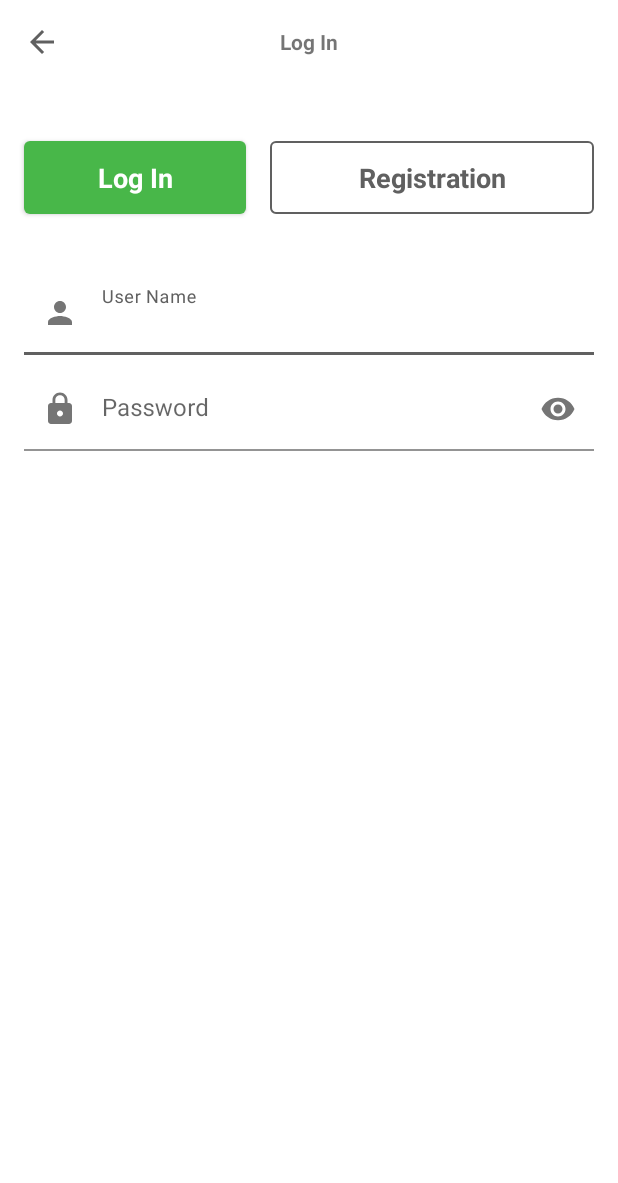
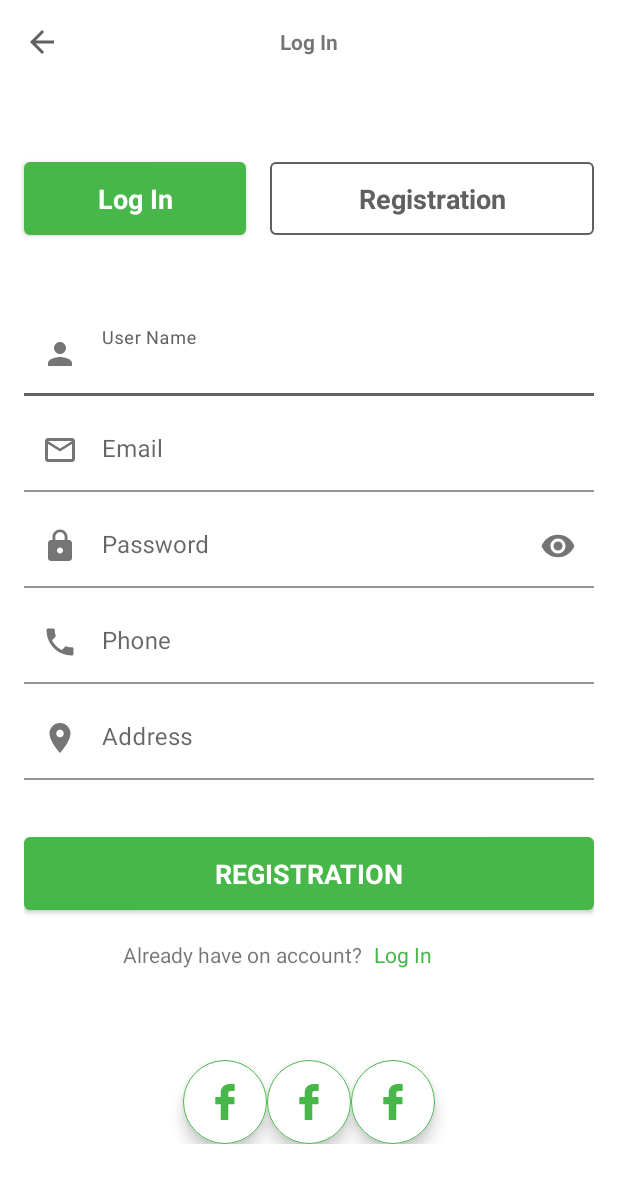
Before and after one commit to anthonylopez15/ecommerce, an Android app: the screen it shows after launch (MainActivity), on a phone screen of 412 x 824 dp. Shown: the top 1183 px of the screen. Run offline under Robolectric (Android 15) with nearby library versions, the phone set to English and light mode, and no system bars.

Commit message:
Finalizando tela de login

```diff
--- /dev/null
+++ b/app/src/main/res/drawable/ic_facebook.xml
@@ -0,0 +1,9 @@
+<vector xmlns:android="http://schemas.android.com/apk/res/android"
+    android:width="96.124dp"
+    android:height="96.123dp"
+    android:viewportWidth="96.124"
+    android:viewportHeight="96.123">
+  <path
+      android:fillColor="@color/colorAccent"
+      android:pathData="M72.089,0.02L59.624,0C45.62,0 36.57,9.285 36.57,23.656v10.907H24.037c-1.083,0 -1.96,0.878 -1.96,1.961v15.803c0,1.083 0.878,1.96 1.96,1.96h12.533v39.876c0,1.083 0.877,1.96 1.96,1.96h16.352c1.083,0 1.96,-0.878 1.96,-1.96V54.287h14.654c1.083,0 1.96,-0.877 1.96,-1.96l0.006,-15.803c0,-0.52 -0.207,-1.018 -0.574,-1.386c-0.367,-0.368 -0.867,-0.575 -1.387,-0.575H56.842v-9.246c0,-4.444 1.059,-6.7 6.848,-6.7l8.397,-0.003c1.082,0 1.959,-0.878 1.959,-1.96V1.98C74.046,0.899 73.17,0.022 72.089,0.02z"/>
+</vector>
--- /dev/null
+++ b/app/src/main/res/drawable/ic_location.xml
@@ -0,0 +1,5 @@
+<vector android:height="24dp" android:tint="#606060"
+    android:viewportHeight="24" android:viewportWidth="24"
+    android:width="24dp" xmlns:android="http://schemas.android.com/apk/res/android">
+    <path android:fillColor="@android:color/white" android:pathData="M12,2C8.13,2 5,5.13 5,9c0,5.25 7,13 7,13s7,-7.75 7,-13c0,-3.87 -3.13,-7 -7,-7zM12,11.5c-1.38,0 -2.5,-1.12 -2.5,-2.5s1.12,-2.5 2.5,-2.5 2.5,1.12 2.5,2.5 -1.12,2.5 -2.5,2.5z"/>
+</vector>
--- /dev/null
+++ b/app/src/main/res/drawable/ic_mail_outline.xml
@@ -0,0 +1,5 @@
+<vector android:height="24dp" android:tint="#606060"
+    android:viewportHeight="24" android:viewportWidth="24"
+    android:width="24dp" xmlns:android="http://schemas.android.com/apk/res/android">
+    <path android:fillColor="@android:color/white" android:pathData="M20,4L4,4c-1.1,0 -1.99,0.9 -1.99,2L2,18c0,1.1 0.9,2 2,2h16c1.1,0 2,-0.9 2,-2L22,6c0,-1.1 -0.9,-2 -2,-2zM20,18L4,18L4,8l8,5 8,-5v10zM12,11L4,6h16l-8,5z"/>
+</vector>
--- /dev/null
+++ b/app/src/main/res/drawable/ic_phone.xml
@@ -0,0 +1,5 @@
+<vector android:height="24dp" android:tint="#606060"
+    android:viewportHeight="24" android:viewportWidth="24"
+    android:width="24dp" xmlns:android="http://schemas.android.com/apk/res/android">
+    <path android:fillColor="@android:color/white" android:pathData="M6.62,10.79c1.44,2.83 3.76,5.14 6.59,6.59l2.2,-2.2c0.27,-0.27 0.67,-0.36 1.02,-0.24 1.12,0.37 2.33,0.57 3.57,0.57 0.55,0 1,0.45 1,1V20c0,0.55 -0.45,1 -1,1 -9.39,0 -17,-7.61 -17,-17 0,-0.55 0.45,-1 1,-1h3.5c0.55,0 1,0.45 1,1 0,1.25 0.2,2.45 0.57,3.57 0.11,0.35 0.03,0.74 -0.25,1.02l-2.2,2.2z"/>
+</vector>
--- /dev/null
+++ b/app/src/main/res/drawable/rounded_button.xml
@@ -0,0 +1,13 @@
+<?xml version="1.0" encoding="utf-8"?>
+<selector xmlns:android="http://schemas.android.com/apk/res/android">
+    <item android:state_pressed="false">
+        <shape android:shape="oval">
+            <solid android:color="#fa09ad"/>
+        </shape>
+    </item>
+    <item android:state_pressed="true">
+        <shape android:shape="oval">
+            <solid android:color="#c20586"/>
+        </shape>
+    </item>
+</selector>
--- a/app/src/main/res/layout/activity_main.xml
+++ b/app/src/main/res/layout/activity_main.xml
@@ -7,7 +7,7 @@
     tools:context=".MainActivity">
 
     <Button
-        style="@style/RaiseButtonPress"
+        style="@style/Button.Contained"
         android:layout_width="wrap_content"
         android:layout_height="wrap_content"
         android:text="Hello World!"
--- a/app/src/main/res/layout/fragment_login.xml
+++ b/app/src/main/res/layout/fragment_login.xml
@@ -29,83 +29,109 @@
 
     <com.google.android.material.button.MaterialButton
         android:id="@+id/button_login"
-        style="@style/RaiseButtonPress"
+        style="@style/Button.Contained"
         android:layout_width="0dp"
         android:layout_height="wrap_content"
         android:layout_marginStart="@dimen/spacing_normal"
-        android:layout_marginTop="32dp"
         android:layout_marginEnd="@dimen/spacing_low"
         android:text="@string/log_in"
         android:textStyle="bold"
+        app:layout_constraintBottom_toTopOf="@id/content"
         app:layout_constraintEnd_toStartOf="@+id/button_registration"
         app:layout_constraintStart_toStartOf="parent"
         app:layout_constraintTop_toBottomOf="@id/topAppBar"
         app:layout_constraintWidth_percent="0.36" />
 
-
     <com.google.android.material.button.MaterialButton
         android:id="@+id/button_registration"
-        style="@style/RaiseButtonNoPress"
+        style="@style/Button.Outlined"
         android:layout_width="0dp"
         android:layout_height="wrap_content"
         android:layout_marginStart="@dimen/spacing_low"
         android:layout_marginEnd="@dimen/spacing_normal"
         android:text="@string/registration"
         android:textStyle="bold"
+        app:layout_constraintBottom_toBottomOf="@+id/button_login"
         app:layout_constraintEnd_toEndOf="parent"
         app:layout_constraintStart_toEndOf="@id/button_login"
         app:layout_constraintTop_toTopOf="@id/button_login" />
 
     <androidx.core.widget.NestedScrollView
-        android:layout_width="0dp"
+        android:id="@+id/content"
+        android:layout_width="match_parent"
         android:layout_height="wrap_content"
         android:layout_marginStart="@dimen/spacing_normal"
-        android:layout_marginTop="32dp"
         android:layout_marginEnd="@dimen/spacing_normal"
-        app:layout_behavior="@string/appbar_scrolling_view_behavior"
+        android:fillViewport="true"
+        app:layout_constraintBottom_toTopOf="@id/medias_layout"
         app:layout_constraintEnd_toEndOf="parent"
         app:layout_constraintStart_toStartOf="parent"
         app:layout_constraintTop_toBottomOf="@id/button_login">
 
-        <LinearLayout
-            android:layout_width="match_parent"
-            android:layout_height="wrap_content"
-            android:orientation="vertical">
+        <include layout="@layout/fragment_registration_component" />
 
-            <com.google.android.material.textfield.TextInputLayout
-                android:id="@+id/tf_user_name"
-                style="@style/StyledTilEditText"
-                android:layout_width="match_parent"
-                app:endIconMode="clear_text"
-                android:layout_height="wrap_content"
-                android:hint="@string/user_name"
-                app:startIconDrawable="@drawable/ic_user">
-
-                <com.google.android.material.textfield.TextInputEditText
-                    android:layout_width="match_parent"
-                    android:inputType="textWebEditText"
-                    android:layout_height="wrap_content" />
-            </com.google.android.material.textfield.TextInputLayout>
-
-            <com.google.android.material.textfield.TextInputLayout
-                android:layout_marginTop="@dimen/spacing_low"
-                android:id="@+id/tf_password"
-                style="@style/StyledTilEditText"
-                app:endIconMode="password_toggle"
-                android:layout_width="match_parent"
-                android:layout_height="wrap_content"
-                android:hint="@string/password"
-                app:startIconDrawable="@drawable/ic_lock">
-
-                <com.google.android.material.textfield.TextInputEditText
-                    android:layout_width="match_parent"
-                    android:inputType="textPassword"
-                    android:layout_height="wrap_content" />
-            </com.google.android.material.textfield.TextInputLayout>
-
-        </LinearLayout>
 
     </androidx.core.widget.NestedScrollView>
 
 
+    <LinearLayout
+        android:id="@+id/medias_layout"
+        android:layout_width="match_parent"
+        android:layout_height="wrap_content"
+        android:layout_marginBottom="@dimen/spacing_normal"
+        android:gravity="center_horizontal"
+        android:orientation="horizontal"
+        app:layout_constraintBottom_toBottomOf="parent"
+        app:layout_constraintEnd_toEndOf="parent"
+        app:layout_constraintStart_toStartOf="parent"
+        app:layout_constraintTop_toBottomOf="@id/content">
+
+        <com.google.android.material.floatingactionbutton.ExtendedFloatingActionButton
+            android:id="@+id/floatingActionButton"
+            android:layout_width="wrap_content"
+            android:layout_height="wrap_content"
+            app:backgroundTint="@color/primaryColor"
+            app:elevation="0dp"
+            app:icon="@drawable/ic_facebook"
+            app:iconTint="@color/secondaryColor"
+            app:layout_constraintBottom_toBottomOf="parent"
+            app:layout_constraintEnd_toEndOf="parent"
+            app:rippleColor="@color/primaryDarkColor"
+            app:shapeAppearance="?attr/shapeAppearanceOverlay"
+            app:strokeColor="@color/secondaryColor"
+            app:strokeWidth="0.1dp" />
+
+        <com.google.android.material.floatingactionbutton.ExtendedFloatingActionButton
+            android:id="@+id/floatingActionButton2"
+            android:layout_width="wrap_content"
+            android:layout_height="wrap_content"
+            app:backgroundTint="@color/primaryColor"
+            app:elevation="0dp"
+            app:icon="@drawable/ic_facebook"
+            app:iconTint="@color/secondaryColor"
+            app:layout_constraintBottom_toBottomOf="parent"
+            app:layout_constraintEnd_toEndOf="parent"
+            app:rippleColor="@color/primaryDarkColor"
+            app:shapeAppearance="?attr/shapeAppearanceOverlay"
+            app:strokeColor="@color/secondaryColor"
+            app:strokeWidth="0.1dp" />
+
+        <com.google.android.material.floatingactionbutton.ExtendedFloatingActionButton
+            android:id="@+id/floatingActionButton3"
+            android:layout_width="wrap_content"
+            android:layout_height="wrap_content"
+            app:backgroundTint="@color/primaryColor"
+            app:elevation="0dp"
+            app:icon="@drawable/ic_facebook"
+            app:iconTint="@color/secondaryColor"
+            app:layout_constraintBottom_toBottomOf="parent"
+            app:layout_constraintEnd_toEndOf="parent"
+            app:rippleColor="@color/primaryDarkColor"
+            app:shapeAppearance="?attr/shapeAppearanceOverlay"
+            app:strokeColor="@color/secondaryColor"
+            app:strokeWidth="0.1dp" />
+
+    </LinearLayout>
+
+
 </androidx.constraintlayout.widget.ConstraintLayout>
--- /dev/null
+++ b/app/src/main/res/layout/fragment_login_component.xml
@@ -0,0 +1,74 @@
+<?xml version="1.0" encoding="utf-8"?>
+<androidx.constraintlayout.widget.ConstraintLayout xmlns:android="http://schemas.android.com/apk/res/android"
+    android:layout_width="match_parent"
+    android:layout_height="match_parent"
+    xmlns:app="http://schemas.android.com/apk/res-auto">
+
+    <com.google.android.material.textfield.TextInputLayout
+        android:id="@+id/tf_user_name"
+        style="@style/StyledTilEditText"
+        android:layout_width="match_parent"
+        android:layout_height="wrap_content"
+        android:hint="@string/user_name"
+        app:endIconMode="clear_text"
+        app:layout_constraintBottom_toTopOf="@id/tf_email"
+        app:layout_constraintEnd_toEndOf="parent"
+        app:layout_constraintStart_toStartOf="parent"
+        app:layout_constraintTop_toTopOf="parent"
+        app:startIconDrawable="@drawable/ic_user">
+
+        <com.google.android.material.textfield.TextInputEditText
+            android:layout_width="match_parent"
+            android:layout_height="wrap_content"
+            android:inputType="textWebEditText" />
+    </com.google.android.material.textfield.TextInputLayout>
+
+    <com.google.android.material.textfield.TextInputLayout
+        android:id="@+id/tf_email"
+        style="@style/StyledTilEditText"
+        android:layout_width="match_parent"
+        android:layout_height="wrap_content"
+        android:layout_marginTop="@dimen/spacing_low"
+        android:hint="@string/password"
+        app:endIconMode="password_toggle"
+        app:layout_constraintEnd_toEndOf="parent"
+        app:layout_constraintStart_toStartOf="parent"
+        app:layout_constraintTop_toBottomOf="@+id/tf_user_name"
+        app:startIconDrawable="@drawable/ic_lock">
+
+        <com.google.android.material.textfield.TextInputEditText
+            android:layout_width="match_parent"
+            android:layout_height="wrap_content"
+            android:inputType="textPassword" />
+    </com.google.android.material.textfield.TextInputLayout>
+
+    <com.google.android.material.button.MaterialButton
+        android:id="@+id/registration"
+        style="@style/Button.Contained"
+        android:layout_width="match_parent"
+        android:layout_height="wrap_content"
+        android:layout_marginTop="@dimen/spacing_extra_large"
+        android:text="@string/login"
+        android:textStyle="bold"
+        app:layout_constraintEnd_toEndOf="parent"
+        app:layout_constraintStart_toStartOf="parent"
+        app:layout_constraintTop_toBottomOf="@+id/tf_email" />
+
+    <CheckBox
+        android:id="@+id/checkBox"
+        android:layout_width="wrap_content"
+        android:layout_height="wrap_content"
+        android:text="@string/remember_me"
+        app:layout_constraintStart_toStartOf="parent"
+        app:layout_constraintTop_toBottomOf="@+id/registration" />
+
+    <com.google.android.material.button.MaterialButton
+        android:id="@+id/textButton"
+        style="@style/Button.TextButton"
+        android:layout_width="wrap_content"
+        android:layout_height="wrap_content"
+        android:text="@string/forgot_password"
+        app:layout_constraintEnd_toEndOf="parent"
+        app:layout_constraintTop_toTopOf="@+id/checkBox" />
+
+</androidx.constraintlayout.widget.ConstraintLayout>
--- /dev/null
+++ b/app/src/main/res/layout/fragment_registration_component.xml
@@ -0,0 +1,142 @@
+<?xml version="1.0" encoding="utf-8"?>
+<androidx.constraintlayout.widget.ConstraintLayout xmlns:android="http://schemas.android.com/apk/res/android"
+    xmlns:app="http://schemas.android.com/apk/res-auto"
+    android:layout_width="match_parent"
+    android:layout_height="wrap_content">
+
+    <com.google.android.material.textfield.TextInputLayout
+        android:id="@+id/tf_user_name"
+        style="@style/StyledTilEditText"
+        android:layout_width="match_parent"
+        android:layout_height="wrap_content"
+        android:hint="@string/user_name"
+        app:endIconMode="clear_text"
+        app:layout_constraintBottom_toTopOf="@id/tf_email"
+        app:layout_constraintEnd_toEndOf="parent"
+        app:layout_constraintStart_toStartOf="parent"
+        app:layout_constraintTop_toTopOf="parent"
+        app:layout_constraintVertical_bias="0.49"
+        app:startIconDrawable="@drawable/ic_user">
+
+        <com.google.android.material.textfield.TextInputEditText
+            android:layout_width="match_parent"
+            android:layout_height="wrap_content"
+            android:inputType="textWebEditText" />
+    </com.google.android.material.textfield.TextInputLayout>
+
+    <com.google.android.material.textfield.TextInputLayout
+        android:id="@+id/tf_email"
+        style="@style/StyledTilEditText"
+        android:layout_width="match_parent"
+        android:layout_height="wrap_content"
+        android:layout_marginTop="@dimen/spacing_low"
+        android:hint="@string/email"
+        app:layout_constraintBottom_toTopOf="@id/tf_password"
+        app:layout_constraintEnd_toEndOf="parent"
+        app:layout_constraintStart_toStartOf="parent"
+        app:layout_constraintTop_toBottomOf="@+id/tf_user_name"
+        app:startIconDrawable="@drawable/ic_mail_outline">
+
+        <com.google.android.material.textfield.TextInputEditText
+            android:layout_width="match_parent"
+            android:layout_height="wrap_content"
+            android:inputType="textEmailAddress" />
+    </com.google.android.material.textfield.TextInputLayout>
+
+    <com.google.android.material.textfield.TextInputLayout
+        android:id="@+id/tf_password"
+        style="@style/StyledTilEditText"
+        android:layout_width="match_parent"
+        android:layout_height="wrap_content"
+        android:layout_marginTop="@dimen/spacing_low"
+        android:hint="@string/password"
+        app:endIconMode="password_toggle"
+        app:layout_constraintBottom_toTopOf="@id/tf_phone"
+        app:layout_constraintEnd_toEndOf="parent"
+        app:layout_constraintStart_toStartOf="parent"
+        app:layout_constraintTop_toBottomOf="@+id/tf_email"
+        app:startIconDrawable="@drawable/ic_lock">
+
+        <com.google.android.material.textfield.TextInputEditText
+            android:layout_width="match_parent"
+            android:layout_height="wrap_content"
+            android:inputType="textPassword" />
+    </com.google.android.material.textfield.TextInputLayout>
+
+    <com.google.android.material.textfield.TextInputLayout
+        android:id="@+id/tf_phone"
+        style="@style/StyledTilEditText"
+        android:layout_width="match_parent"
+        android:layout_height="wrap_content"
+        android:layout_marginTop="@dimen/spacing_low"
+        android:hint="@string/phone"
+        app:layout_constraintBottom_toTopOf="@id/tf_address"
+        app:layout_constraintEnd_toEndOf="parent"
+        app:layout_constraintStart_toStartOf="parent"
+        app:layout_constraintTop_toBottomOf="@+id/tf_password"
+        app:startIconDrawable="@drawable/ic_phone">
+
+        <com.google.android.material.textfield.TextInputEditText
+            android:layout_width="match_parent"
+            android:layout_height="wrap_content"
+            android:inputType="phone" />
+    </com.google.android.material.textfield.TextInputLayout>
+
+    <com.google.android.material.textfield.TextInputLayout
+        android:id="@+id/tf_address"
+        style="@style/StyledTilEditText"
+        android:layout_width="match_parent"
+        android:layout_height="wrap_content"
+        android:layout_marginTop="@dimen/spacing_low"
+        android:hint="@string/address"
+        app:layout_constraintBottom_toTopOf="@id/registration"
+        app:layout_constraintEnd_toEndOf="parent"
+        app:layout_constraintStart_toStartOf="parent"
+        app:layout_constraintTop_toBottomOf="@+id/tf_phone"
+        app:startIconDrawable="@drawable/ic_location">
+
+        <com.google.android.material.textfield.TextInputEditText
+            android:layout_width="match_parent"
+            android:layout_height="wrap_content"
+            android:inputType="textPostalAddress" />
+    </com.google.android.material.textfield.TextInputLayout>
+
+    <com.google.android.material.button.MaterialButton
+        android:id="@+id/registration"
+        style="@style/Button.Contained"
+        android:layout_width="match_parent"
+        android:layout_height="wrap_content"
+        android:layout_marginTop="@dimen/spacing_extra_large"
+        android:text="@string/registration"
+        android:textAllCaps="true"
+        android:textStyle="bold"
+        app:layout_constraintBottom_toTopOf="@id/layout"
+        app:layout_constraintEnd_toEndOf="parent"
+        app:layout_constraintStart_toStartOf="parent"
+        app:layout_constraintTop_toBottomOf="@+id/tf_address" />
+
+    <LinearLayout
+        android:id="@+id/layout"
+        android:layout_width="match_parent"
+        android:layout_height="wrap_content"
+        android:gravity="center_horizontal"
+        android:orientation="horizontal"
+        app:layout_constraintBottom_toBottomOf="parent"
+        app:layout_constraintEnd_toEndOf="parent"
+        app:layout_constraintStart_toStartOf="parent"
+        app:layout_constraintTop_toBottomOf="@id/registration">
+
+        <TextView
+            android:layout_width="wrap_content"
+            android:layout_height="wrap_content"
+            android:text="@string/already_have_on_account" />
+
+        <com.google.android.material.button.MaterialButton
+            style="@style/Button.TextButton"
+            android:layout_width="wrap_content"
+            android:layout_height="wrap_content"
+            android:text="@string/log_in"
+            android:textAlignment="textStart" />
+    </LinearLayout>
+
+</androidx.constraintlayout.widget.ConstraintLayout>
--- a/app/src/main/res/values/dimens.xml
+++ b/app/src/main/res/values/dimens.xml
@@ -3,4 +3,6 @@
     <dimen name="spacing_normal">16dp</dimen>
     <dimen name="spacing_low">8dp</dimen>
     <dimen name="spacing_medium">12dp</dimen>
+    <dimen name="spacing_large">24dp</dimen>
+    <dimen name="spacing_extra_large">32dp</dimen>
 </resources>
--- a/app/src/main/res/values/strings.xml
+++ b/app/src/main/res/values/strings.xml
@@ -6,4 +6,12 @@
     <string name="registration">Registration</string>
     <string name="user_name">User Name</string>
     <string name="password">Password</string>
+    <string name="login">LOGIN</string>
+    <string name="remember_me">Remember me</string>
+    <string name="forgot_password">Forgot Password?</string>
+    <string name="email">Email</string>
+    <string name="phone">Phone</string>
+    <string name="address">Address</string>
+    <string name="already_have_on_account">Already have on account?</string>
+    <string name="image_facebook">Image Facebook</string>
 </resources>
--- a/app/src/main/res/values/styles.xml
+++ b/app/src/main/res/values/styles.xml
@@ -12,7 +12,7 @@
         <item name="font">@font/roboto</item>
     </style>
 
-    <style name="RaiseButtonPress" parent="Widget.MaterialComponents.Button">
+    <style name="Button.Contained" parent="Widget.MaterialComponents.Button">
         <item name="cornerRadius">4dp</item>
         <item name="backgroundTint">@color/secondaryColor</item>
         <item name="android:textColor">@color/secondaryTextColor</item>
@@ -21,7 +21,7 @@
         <item name="android:paddingBottom">@dimen/spacing_medium</item>
     </style>
 
-    <style name="RaiseButtonNoPress" parent="Widget.MaterialComponents.Button.OutlinedButton">
+    <style name="Button.Outlined" parent="Widget.MaterialComponents.Button.OutlinedButton">
         <item name="cornerRadius">4dp</item>
         <item name="android:paddingTop">@dimen/spacing_medium</item>
         <item name="strokeColor">@color/primaryTextColor</item>
@@ -29,6 +29,13 @@
         <item name="android:textColor">@color/primaryTextColor</item>
         <item name="android:paddingBottom">@dimen/spacing_medium</item>
         <item name="android:textAppearance">@style/TextAppearance.AppCompat.Medium</item>
+        <item name="rippleColor">?attr/colorPrimaryDark</item>
+    </style>
+
+    <style name="Button.TextButton" parent="Widget.MaterialComponents.Button.TextButton">
+        <item name="android:textColor">?attr/colorSecondary</item>
+        <item name="android:textAppearance">@style/TextAppearance.AppCompat.Small</item>
+        <item name="rippleColor">?attr/colorPrimaryDark</item>
     </style>
 
     <style name="StyledTilEditTextTheme">
@@ -39,10 +46,10 @@
     <style name="StyledTilEditText">
         <item name="android:theme">@style/StyledTilEditTextTheme</item>
         <item name="hintTextColor">?attr/colorOnPrimary</item>
-<!--        <item name="startIconTint">?attr/colorOnPrimary</item>-->
         <item name="boxStrokeColor">?attr/colorOnPrimary</item>
         <item name="boxBackgroundColor">?attr/colorOnSecondary</item>
     </style>
 
 
+
 </resources>
```
